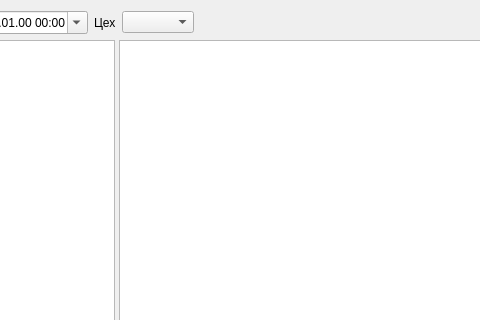
This is formbackfillhist/formbackfillhist.ui in Sergeyego/el_dosage as Qt 5 draws it before an edit; both pictures show x 196 to 676 and y 0 to 320 of the 866 by 631 pixel window. The edited form follows.
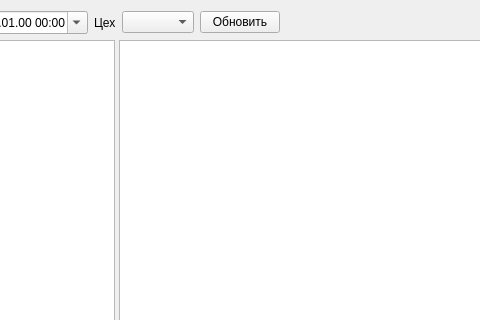
This is the edited form. Custom widgets are drawn as their Qt base class.

The edit to the form file:
```diff
--- a/formbackfillhist/formbackfillhist.ui
+++ b/formbackfillhist/formbackfillhist.ui
@@ -43,6 +43,13 @@
      <item>
       <widget class="RestComboBox" name="comboBoxCex"/>
      </item>
+     <item>
+      <widget class="QPushButton" name="pushButtonUpd">
+       <property name="text">
+        <string>Обновить</string>
+       </property>
+      </widget>
+     </item>
      <item>
       <spacer name="horizontalSpacer">
        <property name="orientation">
```
